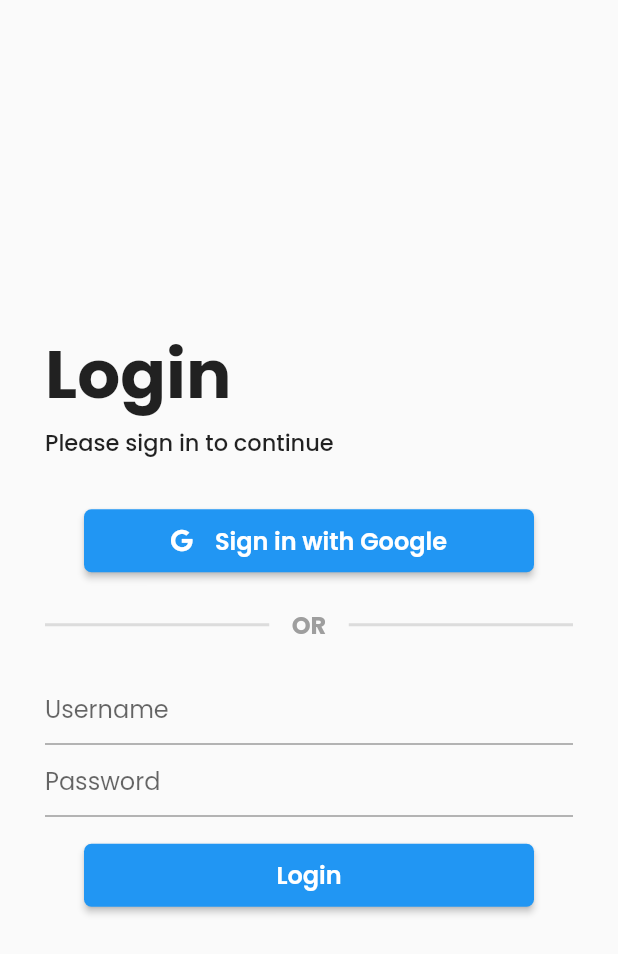
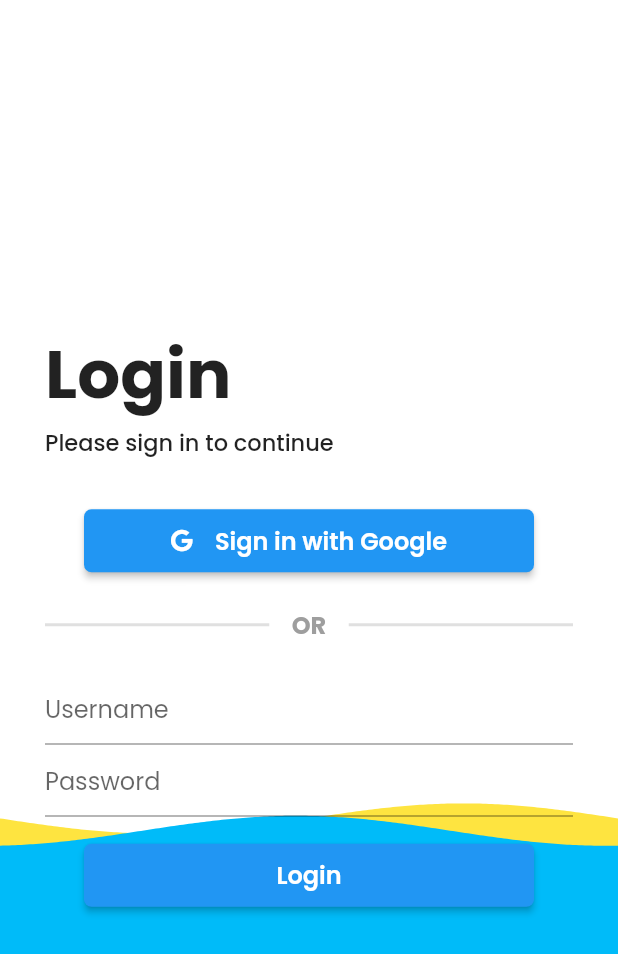
Before and after one commit to je-martinez/2023-flutter-app, a Flutter app: the screen it shows after launch, on a phone screen of 412 x 824 dp. Shown: the top 954 px of the screen. Run offline on Flutter 3.47's test engine with Material 2 defaults, Android fonts, the phone set to English and light mode, and no system bars; drawn by our look-alikes of reactive_forms, wave; our stand-ins replace auto_route, font_awesome_flutter, google_fonts, google_sign_in.

Commit message:
chore: move waves to a different widget

```diff
--- a/lib/screens/login_screen.dart
+++ b/lib/screens/login_screen.dart
@@ -1,5 +1,6 @@
 import 'package:auto_route/auto_route.dart';
 import 'package:flutter/material.dart';
+import 'package:flutter_app_2023/widgets/wave_background.dart';
 import 'package:font_awesome_flutter/font_awesome_flutter.dart';
 import 'package:google_fonts/google_fonts.dart';
 import 'package:google_sign_in/google_sign_in.dart';
@@ -30,7 +31,9 @@ class _LoginScreenState extends State<LoginScreen> {
   Widget build(BuildContext context) {
     final size = MediaQuery.of(context).size;
     return Scaffold(
-        body: ConstrainedBox(
+        body: Stack(children: [
+      const WavesBackground(),
+      ConstrainedBox(
           constraints: BoxConstraints(maxWidth: size.width),
           // ignore: prefer_const_constructors
           child: Padding(
@@ -45,7 +48,8 @@ class _LoginScreenState extends State<LoginScreen> {
                   _SignInOptions(),
                   _LoginForm()
                 ]),
-            )));
+          ))
+    ]));
   }
 }
 
--- a/lib/widgets/wave_background.dart
+++ b/lib/widgets/wave_background.dart
@@ -2,12 +2,12 @@ import 'package:flutter/material.dart';
 import 'package:wave/config.dart';
 import 'package:wave/wave.dart';
 
-class WavesFooter extends StatelessWidget {
-  const WavesFooter({super.key});
+class WavesBackground extends StatelessWidget {
+  const WavesBackground({super.key});
 
   @override
   Widget build(BuildContext context) {
-    const backgroundColor = Color(0xFFF15BB5);
+    const backgroundColor = Colors.white;
 
     const colors = [
       Color(0xFFFEE440),
```
Lines whose indentation alone changed are shown as unchanged.
